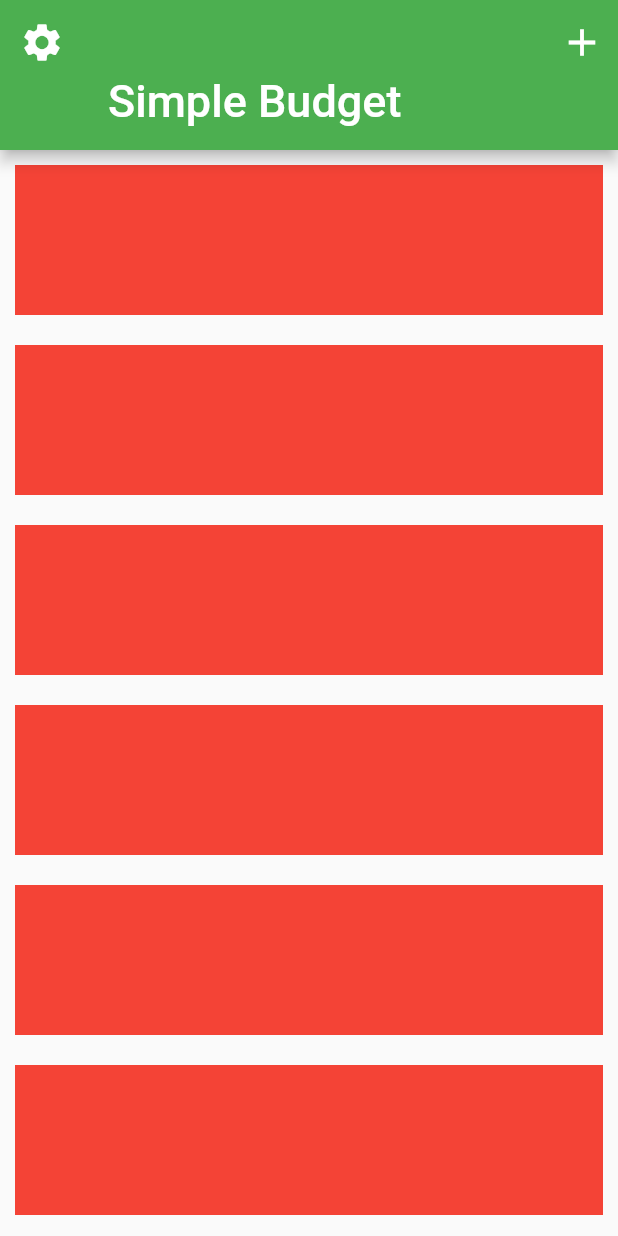
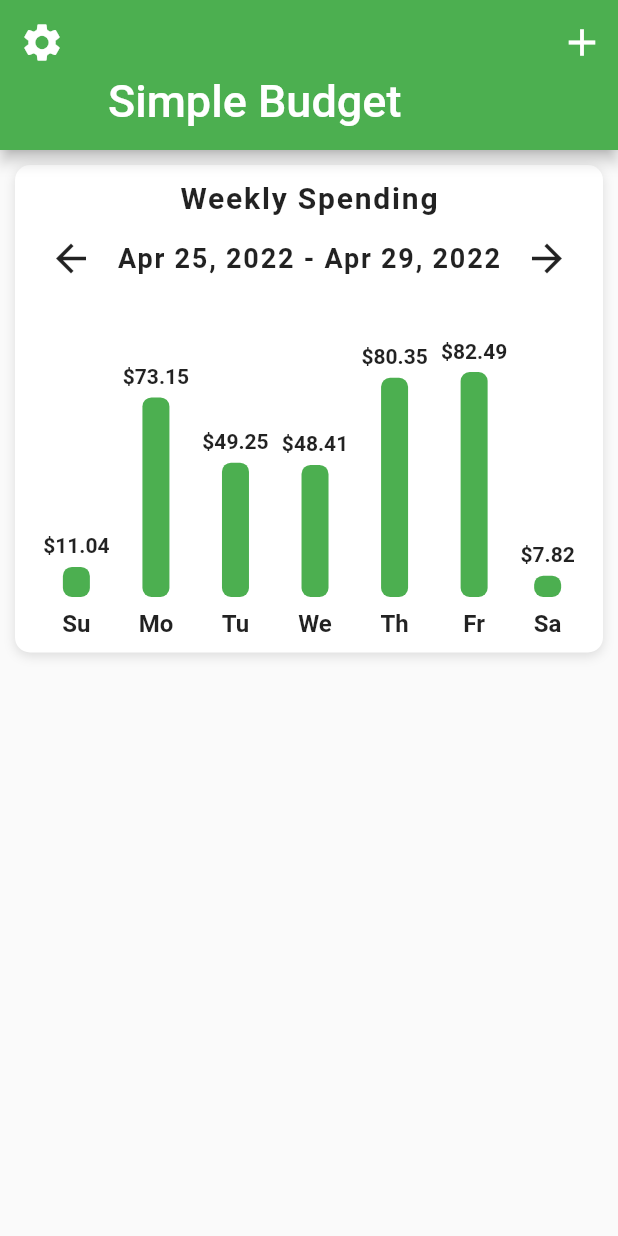
Before and after one commit to ivantrj/budget_app_ui, a Flutter app: the screen it shows after launch, on a phone screen of 412 x 824 dp. Run offline on Flutter 3.47's test engine with Material 2 defaults, Android fonts, the phone set to English and light mode, and no system bars.

Commit message:
create bar chart

```diff
--- a/lib/screens/home_screen.dart
+++ b/lib/screens/home_screen.dart
@@ -1,6 +1,9 @@
 // ignore_for_file: prefer_const_constructors, prefer_const_literals_to_create_immutables
 
+import 'package:budget_app/data/data.dart';
 import 'package:flutter/material.dart';
+
+import '../widgets/bar_chart.dart';
 
 class HomeScreen extends StatefulWidget {
   const HomeScreen({Key? key}) : super(key: key);
@@ -41,11 +44,21 @@ class _HomeScreenState extends State<HomeScreen> {
               (BuildContext context, int index) {
                 return Container(
                   margin: EdgeInsets.all(10.0),
-                  height: 100.0,
-                  color: Colors.red,
+                  decoration: BoxDecoration(
+                    color: Colors.white,
+                    boxShadow: [
+                      BoxShadow(
+                        color: Colors.black12,
+                        offset: Offset(0, 2),
+                        blurRadius: 6.0,
+                      ),
+                    ],
+                    borderRadius: BorderRadius.circular(10.0),
+                  ),
+                  child: BarChart(expenses: weeklySpending),
                 );
               },
-              childCount: 10,
+              childCount: 1,
             ),
           ),
         ],
--- /dev/null
+++ b/lib/widgets/bar_chart.dart
@@ -0,0 +1,145 @@
+// ignore_for_file: prefer_const_constructors, prefer_const_literals_to_create_immutables
+
+import 'package:flutter/material.dart';
+
+class BarChart extends StatelessWidget {
+  final List<double> expenses;
+
+  BarChart({required this.expenses});
+
+  @override
+  Widget build(BuildContext context) {
+    double mostExpensive = 0;
+    for (var price in expenses) {
+      if (price > mostExpensive) {
+        mostExpensive = price;
+      }
+    }
+
+    return Padding(
+      padding: const EdgeInsets.all(10.0),
+      child: Column(
+        children: [
+          Text(
+            'Weekly Spending',
+            style: TextStyle(
+              fontSize: 20.0,
+              fontWeight: FontWeight.bold,
+              letterSpacing: 1.2,
+            ),
+          ),
+          SizedBox(height: 5.0),
+          Row(
+            mainAxisAlignment: MainAxisAlignment.spaceAround,
+            children: [
+              IconButton(
+                onPressed: () {},
+                icon: Icon(Icons.arrow_back),
+                iconSize: 30.0,
+              ),
+              Text(
+                'Apr 25, 2022 - Apr 29, 2022',
+                style: TextStyle(
+                  fontSize: 18.0,
+                  fontWeight: FontWeight.w600,
+                  letterSpacing: 1.2,
+                ),
+              ),
+              IconButton(
+                onPressed: () {},
+                icon: Icon(Icons.arrow_forward),
+                iconSize: 30.0,
+              ),
+            ],
+          ),
+          SizedBox(height: 30.0),
+          Row(
+            mainAxisAlignment: MainAxisAlignment.spaceEvenly,
+            crossAxisAlignment: CrossAxisAlignment.end,
+            children: [
+              Bar(
+                label: 'Su',
+                amountSpent: expenses[0],
+                mostExpensive: mostExpensive,
+              ),
+              Bar(
+                label: 'Mo',
+                amountSpent: expenses[1],
+                mostExpensive: mostExpensive,
+              ),
+              Bar(
+                label: 'Tu',
+                amountSpent: expenses[2],
+                mostExpensive: mostExpensive,
+              ),
+              Bar(
+                label: 'We',
+                amountSpent: expenses[3],
+                mostExpensive: mostExpensive,
+              ),
+              Bar(
+                label: 'Th',
+                amountSpent: expenses[4],
+                mostExpensive: mostExpensive,
+              ),
+              Bar(
+                label: 'Fr',
+                amountSpent: expenses[5],
+                mostExpensive: mostExpensive,
+              ),
+              Bar(
+                label: 'Sa',
+                amountSpent: expenses[6],
+                mostExpensive: mostExpensive,
+              ),
+            ],
+          ),
+        ],
+      ),
+    );
+  }
+}
+
+class Bar extends StatelessWidget {
+  final String label;
+  final double amountSpent;
+  final double mostExpensive;
+
+  final double _maxBarHeight = 150.0;
+
+  Bar({
+    required this.label,
+    required this.amountSpent,
+    required this.mostExpensive,
+  });
+
+  @override
+  Widget build(BuildContext context) {
+    final barHeight = amountSpent / mostExpensive * _maxBarHeight;
+    return Column(
+      children: [
+        Text(
+          '\$${amountSpent.toStringAsFixed(2)}',
+          style: TextStyle(fontWeight: FontWeight.w600),
+        ),
+        SizedBox(height: 6.0),
+        Container(
+          height: barHeight,
+          width: 18.0,
+          decoration: BoxDecoration(
+            color: Theme.of(context).primaryColor,
+            borderRadius: BorderRadius.circular(6.0),
+          ),
+        ),
+        SizedBox(height: 8.0),
+        Text(
+          label,
+          style: TextStyle(
+            fontSize: 16.0,
+            fontWeight: FontWeight.w600,
+          ),
+        ),
+      ],
+    );
+  }
+}
```
